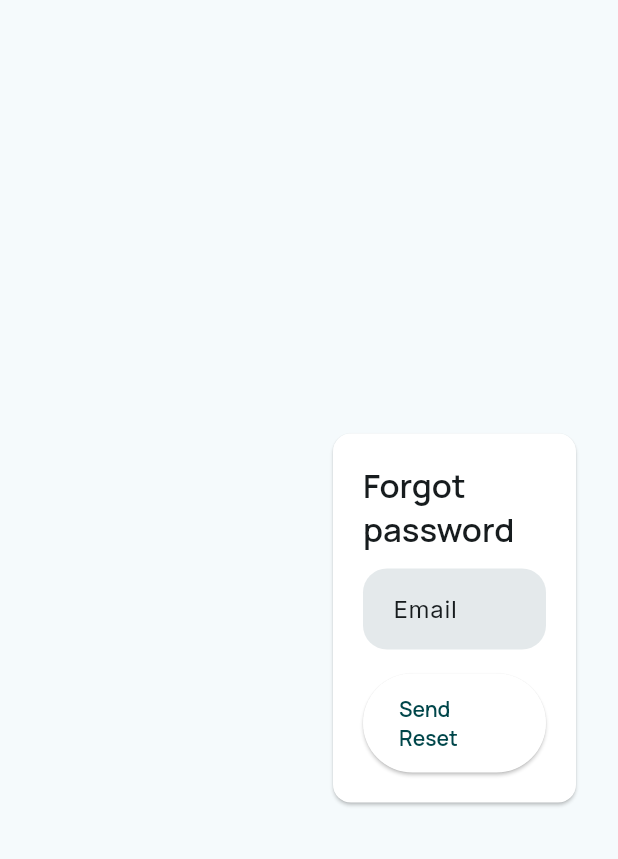
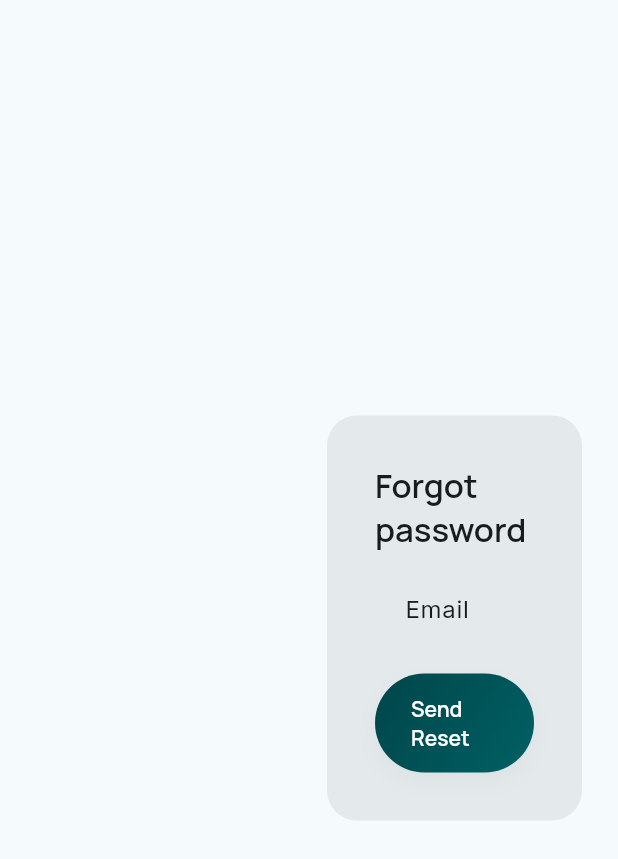
Before and after one commit to tianhaoz95/lumi, a Flutter app: the ForgotPasswordScreen screen opened directly, on a phone screen of 412 x 824 dp. Shown: the top 859 px of the screen. Run offline on Flutter 3.47's test engine with Material 3 defaults, Android fonts, the phone set to English and light mode, and no system bars; our stand-ins replace appwrite, flutter_riverpod, go_router, google_fonts; missing offline and left inert: dart:ffi, flutter_rust_bridge; statements that could not run were skipped.

Commit message:
Polish auth layout: implement asymmetry, add KitGhost, use LumiPrimaryButton, drifting animations
Co-authored-by: Copilot <223556219+Copilot@users.noreply.github.com>

```diff
--- a/lib/features/auth/forgot_password_screen.dart
+++ b/lib/features/auth/forgot_password_screen.dart
@@ -1,6 +1,8 @@
 import 'package:flutter/material.dart';
 import '../../core/theme.dart';
 import '../../shared/widgets/lumi_text_field.dart';
+import '../../shared/widgets/kit_ghost.dart';
+import '../../shared/widgets/lumi_buttons.dart';
 import 'package:lumi/features/auth/appwrite_service.dart';
 
 /// ForgotPasswordScreen
@@ -20,6 +22,7 @@ class _ForgotPasswordScreenState extends State<ForgotPasswordScreen> {
   final TextEditingController _emailController = TextEditingController();
   bool _submitting = false;
   bool _sent = false;
+  bool _hasFocus = false;
 
   @override
   void dispose() {
@@ -78,12 +81,14 @@ class _ForgotPasswordScreenState extends State<ForgotPasswordScreen> {
                         if (constraints.maxWidth < 600) return const SizedBox.shrink();
                         return Column(
                           mainAxisAlignment: MainAxisAlignment.center,
-                          children: const [
-                            Icon(Icons.receipt_long, size: 120, color: Colors.grey),
-                            SizedBox(height: 12),
-                            Text('Recover access', style: TextStyle(fontSize: 20, fontWeight: FontWeight.bold)),
-                            SizedBox(height: 8),
-                            Text('We will send instructions to your email to reset your password.'),
+                          children: [
+                            KitGhost(opacity: 0.06, size: 100.0, color: LumiColors.primary),
+                            const SizedBox(height: 12),
+                            const Icon(Icons.receipt_long, size: 120, color: Colors.grey),
+                            const SizedBox(height: 12),
+                            const Text('Recover access', style: TextStyle(fontSize: 20, fontWeight: FontWeight.bold)),
+                            const SizedBox(height: 8),
+                            const Text('We will send instructions to your email to reset your password.'),
                           ],
                         );
                       },
@@ -107,9 +112,16 @@ class _ForgotPasswordScreenState extends State<ForgotPasswordScreen> {
                             ],
                           )
                         else
-                          Card(
-                            child: Padding(
-                              padding: const EdgeInsets.all(20.0),
+                          AnimatedContainer(
+                            duration: const Duration(milliseconds: 300),
+                            curve: Curves.easeOut,
+                            padding: EdgeInsets.all(_hasFocus ? 40.0 : 32.0),
+                            decoration: BoxDecoration(
+                              color: LumiColors.surfaceContainerHigh,
+                              borderRadius: BorderRadius.circular(20),
+                            ),
+                            child: Focus(
+                              onFocusChange: (f) => setState(() => _hasFocus = f),
                               child: Form(
                                 key: _formKey,
                                 child: Column(
@@ -128,7 +140,7 @@ class _ForgotPasswordScreenState extends State<ForgotPasswordScreen> {
                                     const SizedBox(height: 16),
                                     SizedBox(
                                       width: double.infinity,
-                                      child: ElevatedButton(
+                                      child: LumiPrimaryButton(
                                         key: const Key('send_reset_button'),
                                         onPressed: _submitting ? null : _submit,
                                         child: _submitting
--- a/lib/features/auth/login_screen.dart
+++ b/lib/features/auth/login_screen.dart
@@ -4,6 +4,7 @@ import 'package:go_router/go_router.dart';
 import '../../core/theme.dart';
 import '../../shared/widgets/lumi_text_field.dart';
 import '../../shared/widgets/kit_ghost.dart';
+import '../../shared/widgets/lumi_buttons.dart';
 import 'auth_notifier.dart';
 
 /// LoginScreen
@@ -89,7 +90,7 @@ class _LoginScreenState extends ConsumerState<LoginScreen> {
             const SizedBox(height: 20),
             SizedBox(
               width: double.infinity,
-              child: ElevatedButton(
+              child: LumiPrimaryButton(
                 key: const Key('login_button'),
                 onPressed: isSubmitting ? null : _submit,
                 child: isSubmitting
--- a/lib/features/auth/sign_up_screen.dart
+++ b/lib/features/auth/sign_up_screen.dart
@@ -4,6 +4,7 @@ import 'package:go_router/go_router.dart';
 import '../../core/theme.dart';
 import '../../shared/widgets/lumi_text_field.dart';
 import '../../shared/widgets/kit_ghost.dart';
+import '../../shared/widgets/lumi_buttons.dart';
 import 'auth_notifier.dart';
 
 /// SignUpScreen
@@ -176,7 +177,7 @@ class _SignUpScreenState extends ConsumerState<SignUpScreen> {
                                               const SizedBox(height: 12),
                                               SizedBox(
                                                 width: double.infinity,
-                                                child: ElevatedButton(
+                                                child: LumiPrimaryButton(
                                                   key: const Key('signup_button'),
                                                   onPressed: (isSubmitting || !_canSubmit) ? null : _submit,
                                                   child: isSubmitting
@@ -262,7 +263,7 @@ class _SignUpScreenState extends ConsumerState<SignUpScreen> {
                                             const SizedBox(height: 12),
                                             SizedBox(
                                               width: double.infinity,
-                                              child: ElevatedButton(
+                                              child: LumiPrimaryButton(
                                                 key: const Key('signup_button'),
                                                 onPressed: (isSubmitting || !_canSubmit) ? null : _submit,
                                                 child: isSubmitting
--- a/lib/shared/widgets/lumi_button.dart
+++ b/lib/shared/widgets/lumi_button.dart
@@ -26,8 +26,8 @@ class _LumiButtonState extends State<LumiButton> with SingleTickerProviderStateM
 
   double get _scale => _pressed ? 0.98 : (_hover ? 1.02 : 1.0);
 
-  static const Duration _animDuration = Duration(milliseconds: 150);
-  static const Curve _animCurve = Curves.easeInOut;
+  static const Duration _animDuration = Duration(milliseconds: 300);
+  static const Curve _animCurve = Curves.easeOut;
 
   @override
   Widget build(BuildContext context) {
```
Also changed, not shown: 1 other file.
